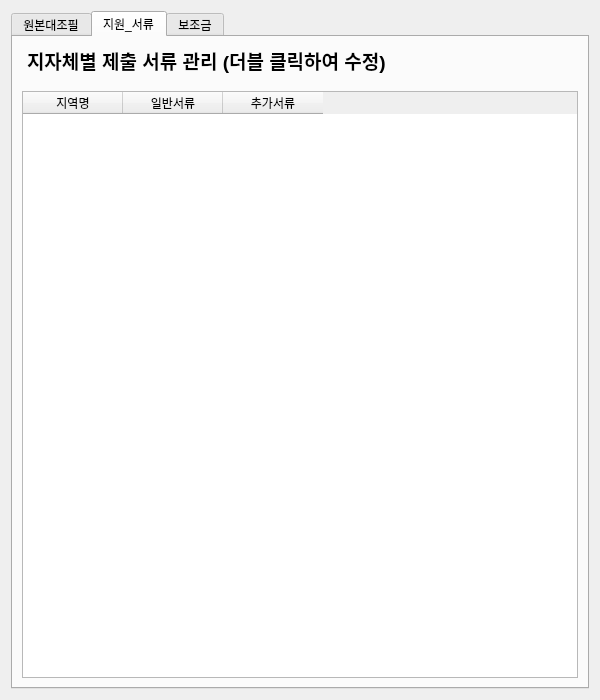
This is ui/region_manager.ui in Glen-Lee-glitch/new_viewer as Qt 5 draws it before an edit. The edited form follows.
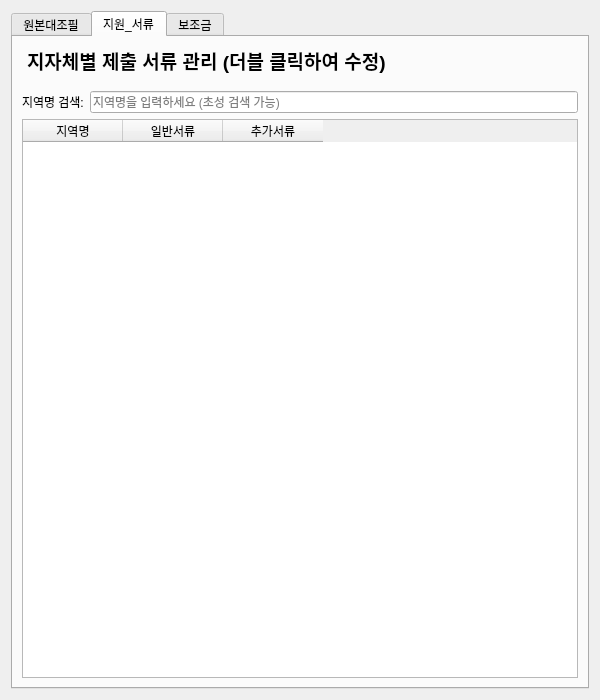
This is the edited form.

Commit message: feat: '지원_서류' 탭에서도 지역명 검색 가능

```diff
--- a/ui/region_manager.ui
+++ b/ui/region_manager.ui
@@ -124,6 +124,24 @@
          </property>
         </widget>
        </item>
+       <item>
+        <layout class="QHBoxLayout" name="search_layout_docs">
+         <item>
+          <widget class="QLabel" name="label_search_docs">
+           <property name="text">
+            <string>지역명 검색:</string>
+           </property>
+          </widget>
+         </item>
+         <item>
+          <widget class="QLineEdit" name="lineEdit_search_docs">
+           <property name="placeholderText">
+            <string>지역명을 입력하세요 (초성 검색 가능)</string>
+           </property>
+          </widget>
+         </item>
+        </layout>
+       </item>
        <item>
         <widget class="QTableWidget" name="tableWidget_documents">
          <column>
```
The commit also changes 1 other file.
